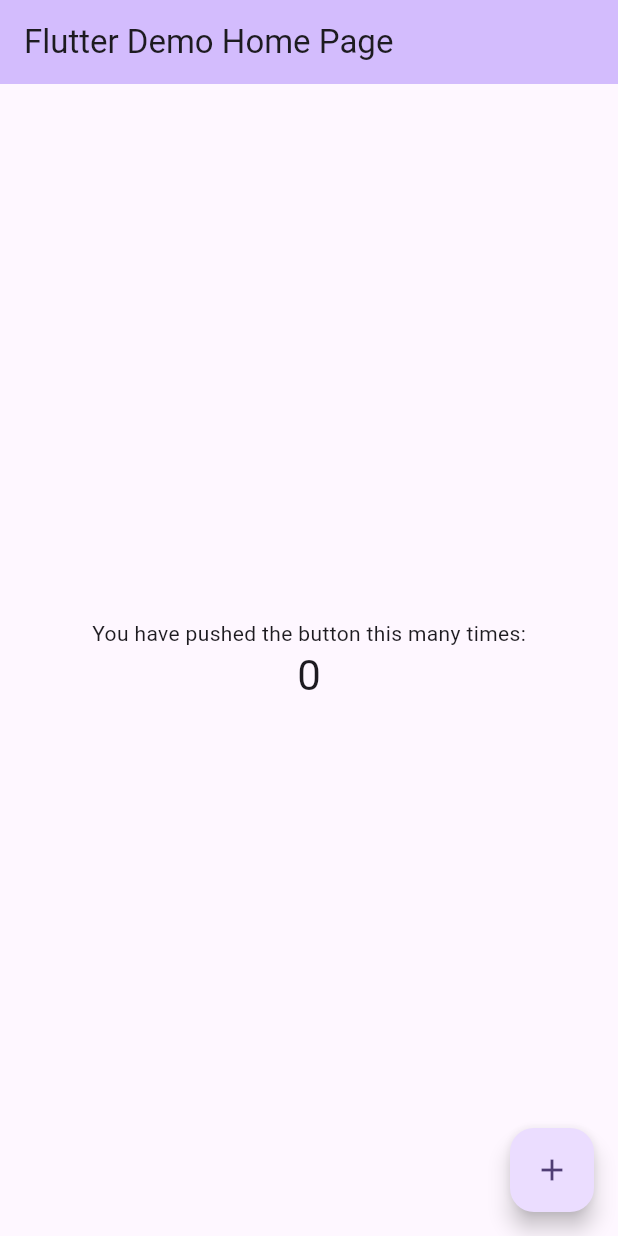
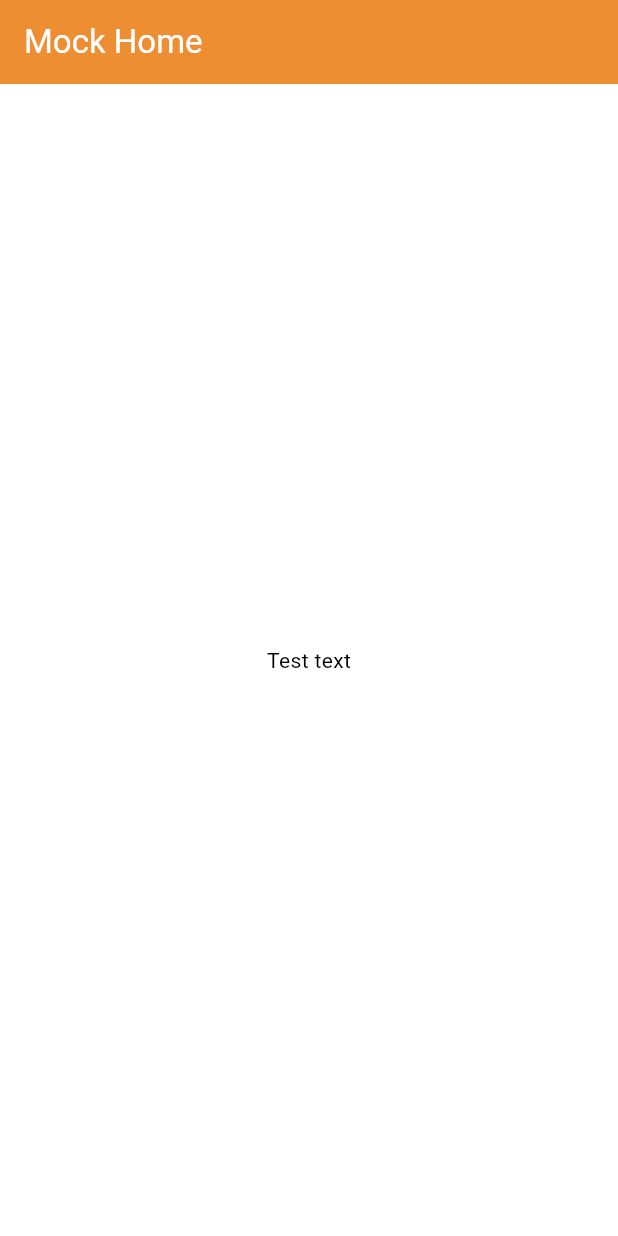
Before and after one commit to Cvet0mir/SnimAI, a Flutter app: the screen it shows after launch, on a phone screen of 412 x 824 dp. Run offline on Flutter 3.47's test engine with Material 3 defaults, Android fonts, the phone set to English and light mode, and no system bars.

Commit message:
Created the first test page

```diff
--- /dev/null
+++ b/mobile/lib/app.dart
@@ -0,0 +1,18 @@
+import 'package:flutter/material.dart';
+import 'core/theme/app_theme.dart';
+import 'core/router/app_router.dart';
+
+class App extends StatelessWidget {
+  const App({super.key});
+
+  @override
+  Widget build(BuildContext context) {
+    return MaterialApp(
+      title: 'SnimAI',
+      theme: AppTheme.lightTheme,
+      debugShowCheckedModeBanner: false,
+      initialRoute: '/',
+      routes: AppRouter.routes,
+    );
+  }
+}
--- /dev/null
+++ b/mobile/lib/core/router/app_router.dart
@@ -0,0 +1,22 @@
+import 'package:flutter/material.dart';
+
+class AppRouter {
+  static Map<String, Widget Function(BuildContext)> routes = {
+    '/': (context) => const PlaceholderPage(
+        title: 'Mock Home',
+      ),
+  };
+}
+
+class PlaceholderPage extends StatelessWidget {
+  final String title;
+  const PlaceholderPage({super.key, required this.title});
+
+  @override
+  Widget build(BuildContext context) {
+    return Scaffold(
+      appBar: AppBar(title: Text(title)),
+      body: const Center(child: Text('Test text')),
+    );
+  }
+}
--- /dev/null
+++ b/mobile/lib/core/theme/app_theme.dart
@@ -0,0 +1,23 @@
+import 'package:flutter/material.dart';
+import 'colors.dart';
+
+class AppTheme {
+  static final ThemeData lightTheme = ThemeData(
+    primaryColor: AppColors.primary,
+    colorScheme: ColorScheme.fromSwatch().copyWith(
+      secondary: AppColors.accent,
+    ),
+    scaffoldBackgroundColor: Colors.white,
+    appBarTheme: const AppBarTheme(
+      backgroundColor: AppColors.primary,
+      foregroundColor: Colors.white,
+      elevation: 0,
+    ),
+    elevatedButtonTheme: ElevatedButtonThemeData(
+      style: ElevatedButton.styleFrom(
+        backgroundColor: AppColors.primary,
+        foregroundColor: Colors.white,
+      ),
+    ),
+  );
+}
--- /dev/null
+++ b/mobile/lib/core/theme/colors.dart
@@ -0,0 +1,6 @@
+import 'package:flutter/material.dart';
+
+class AppColors {
+  static const Color primary = Color.fromARGB(255, 238, 142, 51);
+  static const Color accent = Color.fromARGB(255, 250, 250, 250);
+}
--- a/mobile/lib/main.dart
+++ b/mobile/lib/main.dart
@@ -1,122 +1,6 @@
 import 'package:flutter/material.dart';
+import 'app.dart';
 
 void main() {
-  runApp(const MyApp());
+  runApp(const App());
 }
-
-class MyApp extends StatelessWidget {
-  const MyApp({super.key});
-
-  // This widget is the root of your application.
-  @override
-  Widget build(BuildContext context) {
-    return MaterialApp(
-      title: 'Flutter Demo',
-      theme: ThemeData(
-        // This is the theme of your application.
-        //
-        // TRY THIS: Try running your application with "flutter run". You'll see
-        // the application has a purple toolbar. Then, without quitting the app,
-        // try changing the seedColor in the colorScheme below to Colors.green
-        // and then invoke "hot reload" (save your changes or press the "hot
-        // reload" button in a Flutter-supported IDE, or press "r" if you used
-        // the command line to start the app).
-        //
-        // Notice that the counter didn't reset back to zero; the application
-        // state is not lost during the reload. To reset the state, use hot
-        // restart instead.
-        //
-        // This works for code too, not just values: Most code changes can be
-        // tested with just a hot reload.
-        colorScheme: .fromSeed(seedColor: Colors.deepPurple),
-      ),
-      home: const MyHomePage(title: 'Flutter Demo Home Page'),
-    );
-  }
-}
-
-class MyHomePage extends StatefulWidget {
-  const MyHomePage({super.key, required this.title});
-
-  // This widget is the home page of your application. It is stateful, meaning
-  // that it has a State object (defined below) that contains fields that affect
-  // how it looks.
-
-  // This class is the configuration for the state. It holds the values (in this
-  // case the title) provided by the parent (in this case the App widget) and
-  // used by the build method of the State. Fields in a Widget subclass are
-  // always marked "final".
-
-  final String title;
-
-  @override
-  State<MyHomePage> createState() => _MyHomePageState();
-}
-
-class _MyHomePageState extends State<MyHomePage> {
-  int _counter = 0;
-
-  void _incrementCounter() {
-    setState(() {
-      // This call to setState tells the Flutter framework that something has
-      // changed in this State, which causes it to rerun the build method below
-      // so that the display can reflect the updated values. If we changed
-      // _counter without calling setState(), then the build method would not be
-      // called again, and so nothing would appear to happen.
-      _counter++;
-    });
-  }
-
-  @override
-  Widget build(BuildContext context) {
-    // This method is rerun every time setState is called, for instance as done
-    // by the _incrementCounter method above.
-    //
-    // The Flutter framework has been optimized to make rerunning build methods
-    // fast, so that you can just rebuild anything that needs updating rather
-    // than having to individually change instances of widgets.
-    return Scaffold(
-      appBar: AppBar(
-        // TRY THIS: Try changing the color here to a specific color (to
-        // Colors.amber, perhaps?) and trigger a hot reload to see the AppBar
-        // change color while the other colors stay the same.
-        backgroundColor: Theme.of(context).colorScheme.inversePrimary,
-        // Here we take the value from the MyHomePage object that was created by
-        // the App.build method, and use it to set our appbar title.
-        title: Text(widget.title),
-      ),
-      body: Center(
-        // Center is a layout widget. It takes a single child and positions it
-        // in the middle of the parent.
-        child: Column(
-          // Column is also a layout widget. It takes a list of children and
-          // arranges them vertically. By default, it sizes itself to fit its
-          // children horizontally, and tries to be as tall as its parent.
-          //
-          // Column has various properties to control how it sizes itself and
-          // how it positions its children. Here we use mainAxisAlignment to
-          // center the children vertically; the main axis here is the vertical
-          // axis because Columns are vertical (the cross axis would be
-          // horizontal).
-          //
-          // TRY THIS: Invoke "debug painting" (choose the "Toggle Debug Paint"
-          // action in the IDE, or press "p" in the console), to see the
-          // wireframe for each widget.
-          mainAxisAlignment: .center,
-          children: [
-            const Text('You have pushed the button this many times:'),
-            Text(
-              '$_counter',
-              style: Theme.of(context).textTheme.headlineMedium,
-            ),
-          ],
-        ),
-      ),
-      floatingActionButton: FloatingActionButton(
-        onPressed: _incrementCounter,
-        tooltip: 'Increment',
-        child: const Icon(Icons.add),
-      ),
-    );
-  }
-}
```
